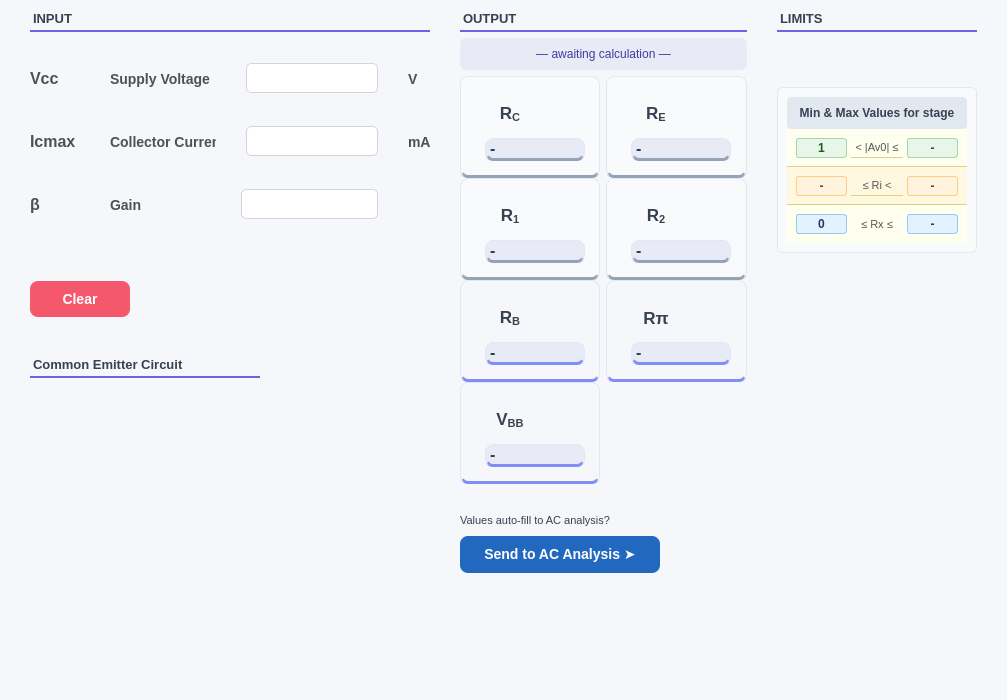
Qt form ui/ce_cc_analysis_design/amp_design.ui (Yasser-Daffa/ee311-transistor-calc) before a commit.
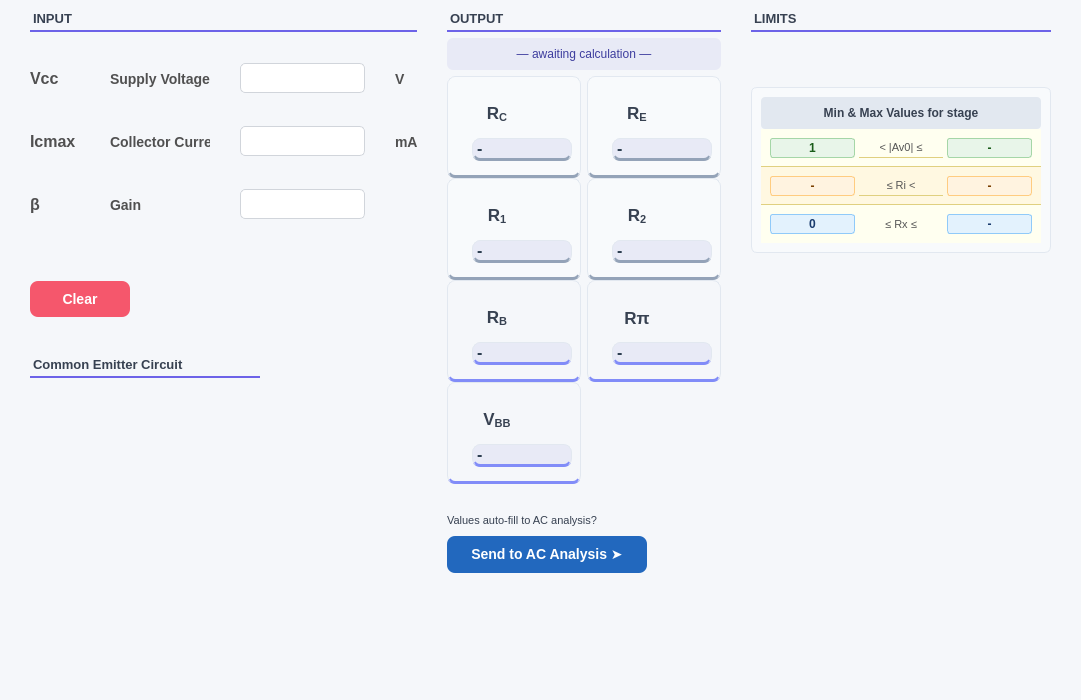
The same form after that commit. Icons and pictures are not drawn. Custom widgets are drawn as their Qt base class.

Commit message: added Vs min & mas to analysis results, and in gui

Diff of the .ui file:
```diff
--- a/ui/ce_cc_analysis_design/amp_design.ui
+++ b/ui/ce_cc_analysis_design/amp_design.ui
@@ -6,7 +6,7 @@
    <rect>
     <x>0</x>
     <y>0</y>
-    <width>1007</width>
+    <width>1081</width>
     <height>700</height>
    </rect>
   </property>
@@ -18,7 +18,7 @@
   </property>
   <property name="minimumSize">
    <size>
-    <width>1000</width>
+    <width>1080</width>
     <height>700</height>
    </size>
   </property>
@@ -1687,7 +1687,7 @@
         <widget class="QFrame" name="frameLimitsTable">
          <property name="minimumSize">
           <size>
-           <width>200</width>
+           <width>300</width>
            <height>0</height>
           </size>
          </property>
```
The commit also changes 6 other files.
